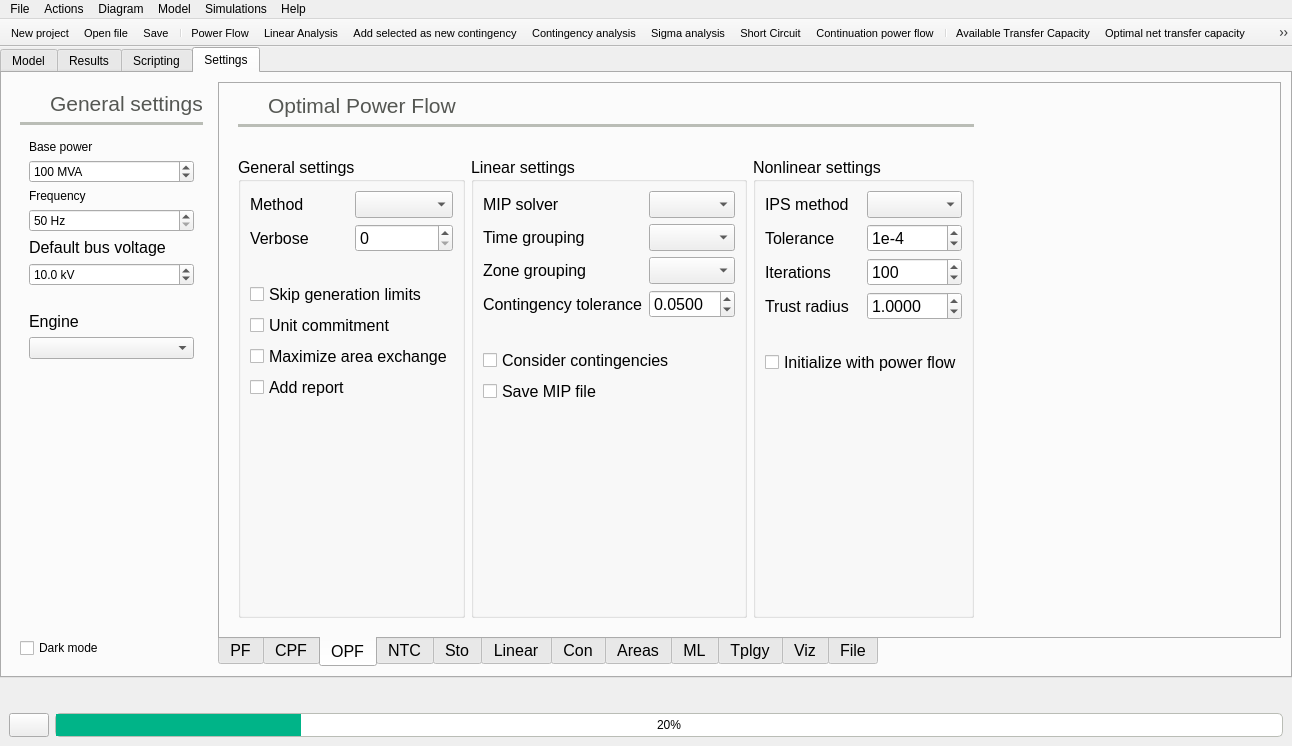
Old version of the form src/GridCal/Gui/Main/MainWindow.ui in the repository SanPen/GridCal.
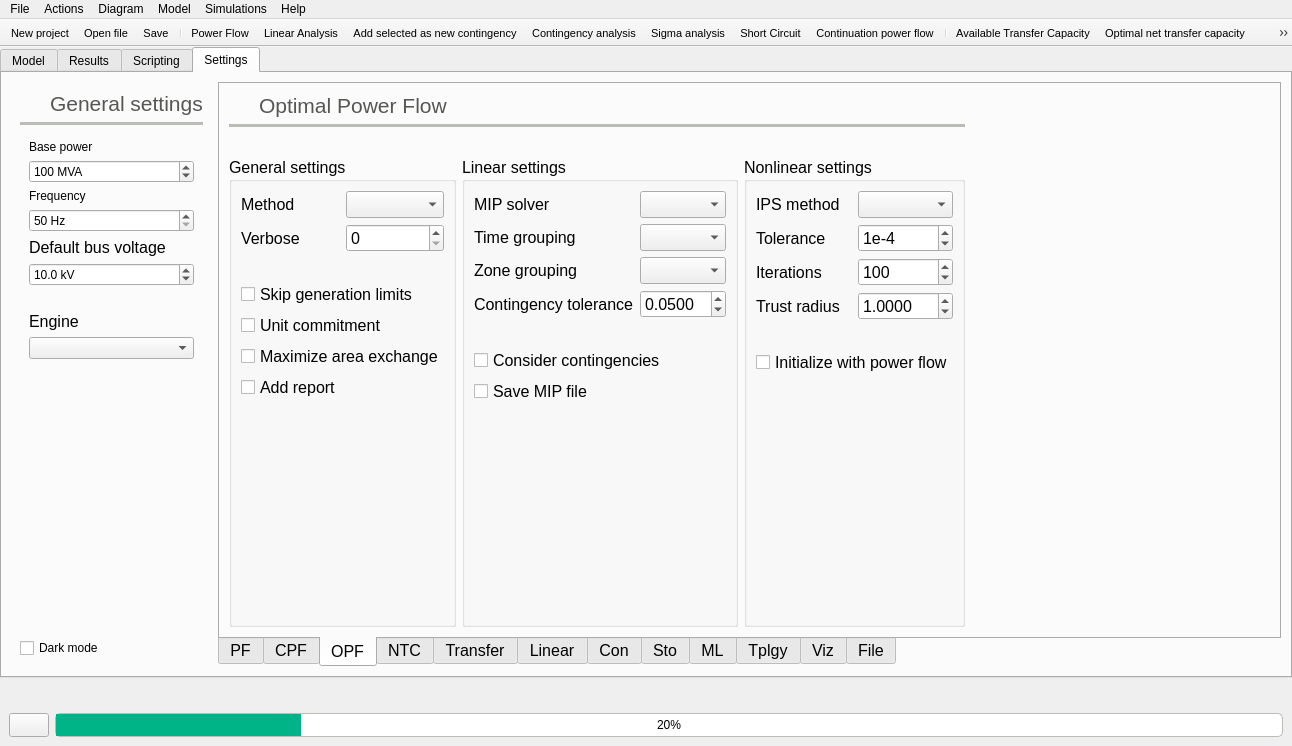
New version of the form. The open tabs and pages were chosen to show the change. Icons and pictures are not drawn.

```diff
--- a/src/GridCal/Gui/Main/MainWindow.ui
+++ b/src/GridCal/Gui/Main/MainWindow.ui
@@ -2953,7 +2953,117 @@
             <string>Optimal power flow settings</string>
            </attribute>
            <layout class="QGridLayout" name="gridLayout_10">
-            <item row="0" column="4">
+            <item row="4" column="3">
+             <widget class="QGroupBox" name="groupBox">
+              <property name="font">
+               <font>
+                <pointsize>12</pointsize>
+                <bold>false</bold>
+               </font>
+              </property>
+              <property name="title">
+               <string>Linear settings</string>
+              </property>
+              <layout class="QGridLayout" name="gridLayout_18">
+               <item row="2" column="0">
+                <widget class="QLabel" name="label_103">
+                 <property name="text">
+                  <string>Zone grouping</string>
+                 </property>
+                </widget>
+               </item>
+               <item row="3" column="0">
+                <widget class="QLabel" name="label_104">
+                 <property name="text">
+                  <string>Contingency tolerance</string>
+                 </property>
+                </widget>
+               </item>
+               <item row="3" column="1">
+                <widget class="QDoubleSpinBox" name="opfContingencyToleranceSpinBox">
+                 <property name="toolTip">
+                  <string>LODF matrix tolerance choosing contingencies</string>
+                 </property>
+                 <property name="decimals">
+                  <number>4</number>
+                 </property>
+                 <property name="value">
+                  <double>0.050000000000000</double>
+                 </property>
+                </widget>
+               </item>
+               <item row="0" column="0">
+                <widget class="QLabel" name="label_10">
+                 <property name="text">
+                  <string>MIP solver</string>
+                 </property>
+                </widget>
+               </item>
+               <item row="1" column="0">
+                <widget class="QLabel" name="label_4">
+                 <property name="text">
+                  <string>Time grouping</string>
+                 </property>
+                </widget>
+               </item>
+               <item row="2" column="1">
+                <widget class="QComboBox" name="opfZonalGroupByComboBox"/>
+               </item>
+               <item row="1" column="1">
+                <widget class="QComboBox" name="opf_time_grouping_comboBox">
+                 <property name="toolTip">
+                  <string>&lt;html&gt;&lt;head/&gt;&lt;body&gt;&lt;p&gt;Choose the time grouping to possibly shorten the solution time.&lt;/p&gt;&lt;p&gt;This splits the time series by week, month, etc. and the subproblems are solved sequentially.&lt;/p&gt;&lt;/body&gt;&lt;/html&gt;</string>
+                 </property>
+                </widget>
+               </item>
+               <item row="0" column="1">
+                <widget class="QComboBox" name="mip_solver_comboBox">
+                 <property name="toolTip">
+                  <string>Choose the external mixed integer programming solver</string>
+                 </property>
+                </widget>
+               </item>
+               <item row="10" column="0">
+                <spacer name="verticalSpacer_18">
+                 <property name="orientation">
+                  <enum>Qt::Vertical</enum>
+                 </property>
+                 <property name="sizeHint" stdset="0">
+                  <size>
+                   <width>20</width>
+                   <height>40</height>
+                  </size>
+                 </property>
+                </spacer>
+               </item>
+               <item row="4" column="0" colspan="2">
+                <widget class="QLabel" name="label_132">
+                 <property name="text">
+                  <string/>
+                 </property>
+                </widget>
+               </item>
+               <item row="5" column="0" colspan="2">
+                <widget class="QCheckBox" name="considerContingenciesOpfCheckBox">
+                 <property name="text">
+                  <string>Consider contingencies</string>
+                 </property>
+                </widget>
+               </item>
+               <item row="9" column="0" colspan="2">
+                <widget class="QCheckBox" name="save_mip_checkBox">
+                 <property name="toolTip">
+                  <string>&lt;html&gt;&lt;head/&gt;&lt;body&gt;&lt;p&gt;The program will save the MIP file in .lp format in the user GridCal folder before running a linear optimization study.&lt;/p&gt;&lt;/body&gt;&lt;/html&gt;</string>
+                 </property>
+                 <property name="text">
+                  <string>Save MIP file</string>
+                 </property>
+                </widget>
+               </item>
+              </layout>
+             </widget>
+            </item>
+            <item row="4" column="5">
              <spacer name="horizontalSpacer_10">
               <property name="orientation">
                <enum>Qt::Horizontal</enum>
@@ -2966,19 +3076,7 @@
               </property>
              </spacer>
             </item>
-            <item row="0" column="0">
-             <widget class="QFrame" name="frame_30">
-              <property name="frameShape">
-               <enum>QFrame::NoFrame</enum>
-              </property>
-              <property name="frameShadow">
-               <enum>QFrame::Raised</enum>
-              </property>
-              <layout class="QGridLayout" name="gridLayout_11">
-               <property name="topMargin">
-                <number>0</number>
-               </property>
-               <item row="4" column="2">
+            <item row="4" column="4">
                 <widget class="QGroupBox" name="groupBox_3">
                  <property name="font">
                   <font>
@@ -3114,117 +3212,134 @@
                  </layout>
                 </widget>
                </item>
-               <item row="4" column="1">
-                <widget class="QGroupBox" name="groupBox">
+            <item row="0" column="0">
+             <widget class="QLabel" name="label_72">
+              <property name="minimumSize">
+               <size>
+                <width>24</width>
+                <height>24</height>
+               </size>
+              </property>
+              <property name="maximumSize">
+               <size>
+                <width>24</width>
+                <height>24</height>
+               </size>
+              </property>
+              <property name="text">
+               <string/>
+              </property>
+              <property name="pixmap">
+               <pixmap resource="icons.qrc">:/Icons/icons/dcopf.svg</pixmap>
+              </property>
+              <property name="scaledContents">
+               <bool>true</bool>
+              </property>
+             </widget>
+            </item>
+            <item row="0" column="1">
+             <widget class="QLabel" name="label_73">
+              <property name="palette">
+               <palette>
+                <active>
+                 <colorrole role="WindowText">
+                  <brush brushstyle="SolidPattern">
+                   <color alpha="255">
+                    <red>85</red>
+                    <green>87</green>
+                    <blue>83</blue>
+                   </color>
+                  </brush>
+                 </colorrole>
+                </active>
+                <inactive>
+                 <colorrole role="WindowText">
+                  <brush brushstyle="SolidPattern">
+                   <color alpha="255">
+                    <red>85</red>
+                    <green>87</green>
+                    <blue>83</blue>
+                   </color>
+                  </brush>
+                 </colorrole>
+                </inactive>
+                <disabled>
+                 <colorrole role="WindowText">
+                  <brush brushstyle="SolidPattern">
+                   <color alpha="255">
+                    <red>190</red>
+                    <green>190</green>
+                    <blue>190</blue>
+                   </color>
+                  </brush>
+                 </colorrole>
+                </disabled>
+               </palette>
+              </property>
                  <property name="font">
                   <font>
-                   <pointsize>12</pointsize>
-                   <bold>false</bold>
-                  </font>
-                 </property>
-                 <property name="title">
-                  <string>Linear settings</string>
-                 </property>
-                 <layout class="QGridLayout" name="gridLayout_18">
-                  <item row="2" column="0">
-                   <widget class="QLabel" name="label_103">
+                <pointsize>16</pointsize>
+               </font>
+              </property>
                     <property name="text">
-                     <string>Zone grouping</string>
-                    </property>
-                   </widget>
-                  </item>
-                  <item row="3" column="0">
-                   <widget class="QLabel" name="label_104">
-                    <property name="text">
-                     <string>Contingency tolerance</string>
+               <string>Optimal Power Flow</string>
+              </property>
+              <property name="alignment">
+               <set>Qt::AlignBottom|Qt::AlignLeading|Qt::AlignLeft</set>
                     </property>
                    </widget>
                   </item>
-                  <item row="3" column="1">
-                   <widget class="QDoubleSpinBox" name="opfContingencyToleranceSpinBox">
-                    <property name="toolTip">
-                     <string>LODF matrix tolerance choosing contingencies</string>
-                    </property>
-                    <property name="decimals">
+            <item row="2" column="0" colspan="5">
+             <widget class="Line" name="line_16">
+              <property name="palette">
+               <palette>
+                <active>
+                 <colorrole role="WindowText">
+                  <brush brushstyle="SolidPattern">
+                   <color alpha="255">
+                    <red>186</red>
+                    <green>189</green>
+                    <blue>182</blue>
+                   </color>
+                  </brush>
+                 </colorrole>
+                </active>
+                <inactive>
+                 <colorrole role="WindowText">
+                  <brush brushstyle="SolidPattern">
+                   <color alpha="255">
+                    <red>186</red>
+                    <green>189</green>
+                    <blue>182</blue>
+                   </color>
+                  </brush>
+                 </colorrole>
+                </inactive>
+                <disabled>
+                 <colorrole role="WindowText">
+                  <brush brushstyle="SolidPattern">
+                   <color alpha="255">
+                    <red>190</red>
+                    <green>190</green>
+                    <blue>190</blue>
+                   </color>
+                  </brush>
+                 </colorrole>
+                </disabled>
+               </palette>
+              </property>
+              <property name="frameShadow">
+               <enum>QFrame::Plain</enum>
+              </property>
+              <property name="lineWidth">
                      <number>4</number>
                     </property>
-                    <property name="value">
-                     <double>0.050000000000000</double>
-                    </property>
-                   </widget>
-                  </item>
-                  <item row="0" column="0">
-                   <widget class="QLabel" name="label_10">
-                    <property name="text">
-                     <string>MIP solver</string>
-                    </property>
-                   </widget>
-                  </item>
-                  <item row="1" column="0">
-                   <widget class="QLabel" name="label_4">
-                    <property name="text">
-                     <string>Time grouping</string>
-                    </property>
-                   </widget>
-                  </item>
-                  <item row="2" column="1">
-                   <widget class="QComboBox" name="opfZonalGroupByComboBox"/>
-                  </item>
-                  <item row="1" column="1">
-                   <widget class="QComboBox" name="opf_time_grouping_comboBox">
-                    <property name="toolTip">
-                     <string>&lt;html&gt;&lt;head/&gt;&lt;body&gt;&lt;p&gt;Choose the time grouping to possibly shorten the solution time.&lt;/p&gt;&lt;p&gt;This splits the time series by week, month, etc. and the subproblems are solved sequentially.&lt;/p&gt;&lt;/body&gt;&lt;/html&gt;</string>
-                    </property>
-                   </widget>
-                  </item>
-                  <item row="0" column="1">
-                   <widget class="QComboBox" name="mip_solver_comboBox">
-                    <property name="toolTip">
-                     <string>Choose the external mixed integer programming solver</string>
-                    </property>
-                   </widget>
-                  </item>
-                  <item row="10" column="0">
-                   <spacer name="verticalSpacer_18">
                     <property name="orientation">
-                     <enum>Qt::Vertical</enum>
-                    </property>
-                    <property name="sizeHint" stdset="0">
-                     <size>
-                      <width>20</width>
-                      <height>40</height>
-                     </size>
-                    </property>
-                   </spacer>
-                  </item>
-                  <item row="4" column="0" colspan="2">
-                   <widget class="QLabel" name="label_132">
-                    <property name="text">
-                     <string/>
-                    </property>
-                   </widget>
-                  </item>
-                  <item row="5" column="0" colspan="2">
-                   <widget class="QCheckBox" name="considerContingenciesOpfCheckBox">
-                    <property name="text">
-                     <string>Consider contingencies</string>
-                    </property>
-                   </widget>
-                  </item>
-                  <item row="9" column="0" colspan="2">
-                   <widget class="QCheckBox" name="save_mip_checkBox">
-                    <property name="toolTip">
-                     <string>&lt;html&gt;&lt;head/&gt;&lt;body&gt;&lt;p&gt;The program will save the MIP file in .lp format in the user GridCal folder before running a linear optimization study.&lt;/p&gt;&lt;/body&gt;&lt;/html&gt;</string>
-                    </property>
-                    <property name="text">
-                     <string>Save MIP file</string>
-                    </property>
-                   </widget>
-                  </item>
-                 </layout>
-                </widget>
-               </item>
-               <item row="4" column="0">
+               <enum>Qt::Horizontal</enum>
+              </property>
+             </widget>
+            </item>
+            <item row="4" column="0" colspan="3">
                 <widget class="QGroupBox" name="groupBox_2">
                  <property name="font">
                   <font>
@@ -3318,167 +3433,13 @@
                  </layout>
                 </widget>
                </item>
-               <item row="2" column="0">
+            <item row="3" column="0" colspan="3">
                 <widget class="QLabel" name="label_131">
                  <property name="text">
                   <string/>
                  </property>
                 </widget>
                </item>
-               <item row="0" column="0">
-                <widget class="QFrame" name="frame_43">
-                 <property name="frameShape">
-                  <enum>QFrame::NoFrame</enum>
-                 </property>
-                 <property name="frameShadow">
-                  <enum>QFrame::Raised</enum>
-                 </property>
-                 <layout class="QHBoxLayout" name="horizontalLayout_15">
-                  <property name="leftMargin">
-                   <number>0</number>
-                  </property>
-                  <property name="topMargin">
-                   <number>0</number>
-                  </property>
-                  <property name="rightMargin">
-                   <number>0</number>
-                  </property>
-                  <property name="bottomMargin">
-                   <number>0</number>
-                  </property>
-                  <item>
-                   <widget class="QLabel" name="label_72">
-                    <property name="minimumSize">
-                     <size>
-                      <width>24</width>
-                      <height>24</height>
-                     </size>
-                    </property>
-                    <property name="maximumSize">
-                     <size>
-                      <width>24</width>
-                      <height>24</height>
-                     </size>
-                    </property>
-                    <property name="text">
-                     <string/>
-                    </property>
-                    <property name="pixmap">
-                     <pixmap resource="icons.qrc">:/Icons/icons/dcopf.svg</pixmap>
-                    </property>
-                    <property name="scaledContents">
-                     <bool>true</bool>
-                    </property>
-                   </widget>
-                  </item>
-                  <item>
-                   <widget class="QLabel" name="label_73">
-                    <property name="palette">
-                     <palette>
-                      <active>
-                       <colorrole role="WindowText">
-                        <brush brushstyle="SolidPattern">
-                         <color alpha="255">
-                          <red>85</red>
-                          <green>87</green>
-                          <blue>83</blue>
-                         </color>
-                        </brush>
-                       </colorrole>
-                      </active>
-                      <inactive>
-                       <colorrole role="WindowText">
-                        <brush brushstyle="SolidPattern">
-                         <color alpha="255">
-                          <red>85</red>
-                          <green>87</green>
-                          <blue>83</blue>
-                         </color>
-                        </brush>
-                       </colorrole>
-                      </inactive>
-                      <disabled>
-                       <colorrole role="WindowText">
-                        <brush brushstyle="SolidPattern">
-                         <color alpha="255">
-                          <red>190</red>
-                          <green>190</green>
-                          <blue>190</blue>
-                         </color>
-                        </brush>
-                       </colorrole>
-                      </disabled>
-                     </palette>
-                    </property>
-                    <property name="font">
-                     <font>
-                      <pointsize>16</pointsize>
-                     </font>
-                    </property>
-                    <property name="text">
-                     <string>Optimal Power Flow</string>
-                    </property>
-                    <property name="alignment">
-                     <set>Qt::AlignBottom|Qt::AlignLeading|Qt::AlignLeft</set>
-                    </property>
-                   </widget>
-                  </item>
-                 </layout>
-                </widget>
-               </item>
-               <item row="1" column="0" colspan="3">
-                <widget class="Line" name="line_16">
-                 <property name="palette">
-                  <palette>
-                   <active>
-                    <colorrole role="WindowText">
-                     <brush brushstyle="SolidPattern">
-                      <color alpha="255">
-                       <red>186</red>
-                       <green>189</green>
-                       <blue>182</blue>
-                      </color>
-                     </brush>
-                    </colorrole>
-                   </active>
-                   <inactive>
-                    <colorrole role="WindowText">
-                     <brush brushstyle="SolidPattern">
-                      <color alpha="255">
-                       <red>186</red>
-                       <green>189</green>
-                       <blue>182</blue>
-                      </color>
-                     </brush>
-                    </colorrole>
-                   </inactive>
-                   <disabled>
-                    <colorrole role="WindowText">
-                     <brush brushstyle="SolidPattern">
-                      <color alpha="255">
-                       <red>190</red>
-                       <green>190</green>
-                       <blue>190</blue>
-                      </color>
-                     </brush>
-                    </colorrole>
-                   </disabled>
-                  </palette>
-                 </property>
-                 <property name="frameShadow">
-                  <enum>QFrame::Plain</enum>
-                 </property>
-                 <property name="lineWidth">
-                  <number>4</number>
-                 </property>
-                 <property name="orientation">
-                  <enum>Qt::Horizontal</enum>
-                 </property>
-                </widget>
-               </item>
-              </layout>
-             </widget>
-            </item>
            </layout>
           </widget>
           <widget class="QWidget" name="tab_12">
@@ -3920,7 +3881,7 @@
              <normaloff>:/Icons/icons/stochastic_power_flow.svg</normaloff>:/Icons/icons/stochastic_power_flow.svg</iconset>
            </attribute>
            <attribute name="title">
-            <string>Sto</string>
+            <string>Transfer</string>
            </attribute>
            <attribute name="toolTip">
             <string>Stochastic power flow settings</string>
@@ -5024,7 +4985,7 @@
              <normaloff>:/Icons/icons/area_transfer.svg</normaloff>:/Icons/icons/area_transfer.svg</iconset>
            </attribute>
            <attribute name="title">
-            <string>Areas</string>
+            <string>Sto</string>
            </attribute>
            <attribute name="toolTip">
             <string>Area, Zone, etc related settings</string>
```
Left out of the diff: 1599 changed lines with no effect on the pictures. Lines whose indentation alone changed are shown as unchanged.
